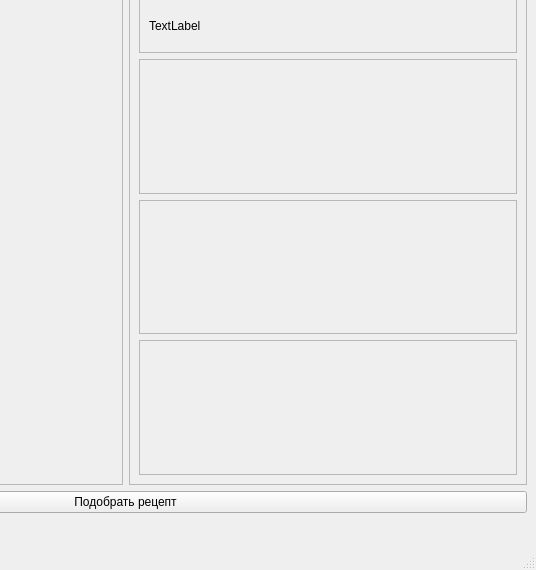
Old version of the form mainwindow.ui in the repository Aazmund/Be_Chef; both pictures show x 285 to 821 and y 121 to 691 of the 821 by 691 pixel window.
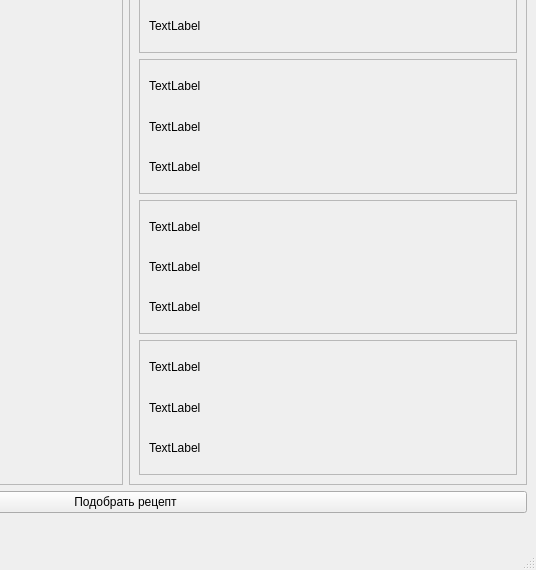
New version of the form.

The edit to the form file:
```diff
--- a/mainwindow.ui
+++ b/mainwindow.ui
@@ -232,6 +232,29 @@
             <property name="frameShadow">
              <enum>QFrame::Raised</enum>
             </property>
+            <layout class="QVBoxLayout" name="verticalLayout_6">
+             <item>
+              <widget class="QLabel" name="t2">
+               <property name="text">
+                <string>TextLabel</string>
+               </property>
+              </widget>
+             </item>
+             <item>
+              <widget class="QLabel" name="pic_2">
+               <property name="text">
+                <string>TextLabel</string>
+               </property>
+              </widget>
+             </item>
+             <item>
+              <widget class="QLabel" name="properties_2">
+               <property name="text">
+                <string>TextLabel</string>
+               </property>
+              </widget>
+             </item>
+            </layout>
            </widget>
           </item>
           <item>
@@ -242,6 +265,29 @@
             <property name="frameShadow">
              <enum>QFrame::Raised</enum>
             </property>
+            <layout class="QVBoxLayout" name="verticalLayout_8">
+             <item>
+              <widget class="QLabel" name="t3">
+               <property name="text">
+                <string>TextLabel</string>
+               </property>
+              </widget>
+             </item>
+             <item>
+              <widget class="QLabel" name="pic_3">
+               <property name="text">
+                <string>TextLabel</string>
+               </property>
+              </widget>
+             </item>
+             <item>
+              <widget class="QLabel" name="properties_3">
+               <property name="text">
+                <string>TextLabel</string>
+               </property>
+              </widget>
+             </item>
+            </layout>
            </widget>
           </item>
           <item>
@@ -252,6 +298,29 @@
             <property name="frameShadow">
              <enum>QFrame::Raised</enum>
             </property>
+            <layout class="QVBoxLayout" name="verticalLayout_7">
+             <item>
+              <widget class="QLabel" name="t4">
+               <property name="text">
+                <string>TextLabel</string>
+               </property>
+              </widget>
+             </item>
+             <item>
+              <widget class="QLabel" name="pic_4">
+               <property name="text">
+                <string>TextLabel</string>
+               </property>
+              </widget>
+             </item>
+             <item>
+              <widget class="QLabel" name="properties_4">
+               <property name="text">
+                <string>TextLabel</string>
+               </property>
+              </widget>
+             </item>
+            </layout>
            </widget>
           </item>
          </layout>
```
